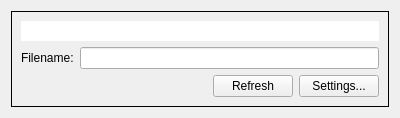
Old version of the form spinetoolbox/project_items/exporter/ui/export_list_item.ui in the repository spine-tools/Spine-Toolbox.
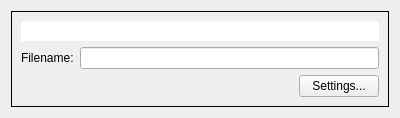
New version of the form.

Diff of the .ui file:
```diff
--- a/spinetoolbox/project_items/exporter/ui/export_list_item.ui
+++ b/spinetoolbox/project_items/exporter/ui/export_list_item.ui
@@ -80,13 +80,6 @@
           </property>
          </spacer>
         </item>
-        <item>
-         <widget class="QPushButton" name="refresh_button">
-          <property name="text">
-           <string>Refresh</string>
-          </property>
-         </widget>
-        </item>
         <item>
          <widget class="QPushButton" name="settings_button">
           <property name="text">
```
Left out of the diff: 2 changed lines with no effect on the pictures.
